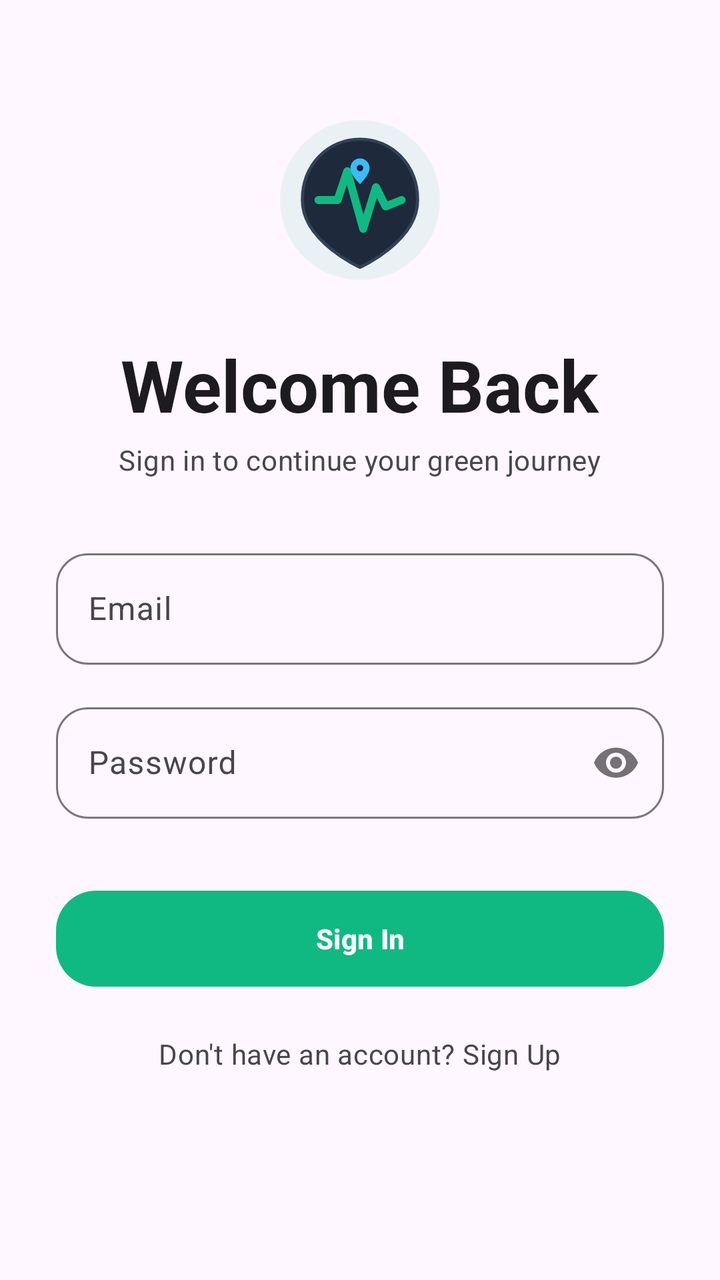
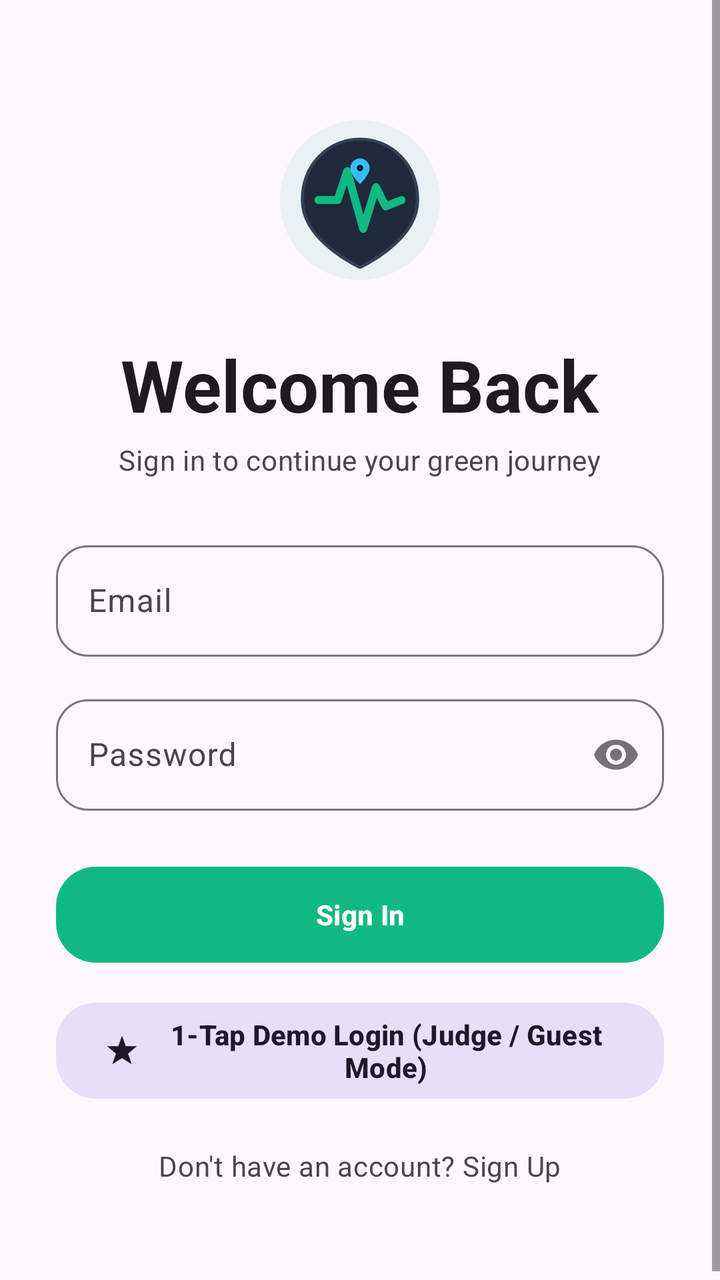

An Android layout rendered at two revisions. The XML below is the earlier revision; the diff shows what the commit changed to produce the second picture.
<!-- AndroidManifest.xml: application theme Theme.UrbanPulse -->
<!-- res/layout/activity_login.xml -->
<?xml version="1.0" encoding="utf-8"?>
<ScrollView
    xmlns:android="http://schemas.android.com/apk/res/android"
    xmlns:app="http://schemas.android.com/apk/res-auto"
    xmlns:tools="http://schemas.android.com/tools"
    android:layout_width="match_parent"
    android:layout_height="match_parent"
    android:background="?attr/colorSurface"
    android:fillViewport="true"
    tools:context=".LoginActivity">

    <LinearLayout
        android:layout_width="match_parent"
        android:layout_height="wrap_content"
        android:orientation="vertical"
        android:padding="28dp"
        android:gravity="center_horizontal">

        <ImageView
            android:id="@+id/logo"
            android:layout_width="96dp"
            android:layout_height="96dp"
            android:src="@drawable/ic_urbanpulse_logo"
            android:layout_marginTop="24dp"
            android:layout_marginBottom="20dp"
            android:contentDescription="@string/app_name" />

        <TextView
            android:id="@+id/titleTextView"
            android:layout_width="wrap_content"
            android:layout_height="wrap_content"
            android:text="Welcome Back"
            android:textAppearance="@style/TextAppearance.Material3.DisplaySmall"
            android:textStyle="bold"
            android:textColor="?attr/colorOnSurface" />

        <TextView
            android:layout_width="wrap_content"
            android:layout_height="wrap_content"
            android:text="Sign in to continue your green journey"
            android:textAppearance="@style/TextAppearance.Material3.BodyMedium"
            android:textColor="?attr/colorOnSurfaceVariant"
            android:layout_marginTop="4dp"
            android:layout_marginBottom="32dp" />

        <com.google.android.material.textfield.TextInputLayout
            android:id="@+id/emailInputLayout"
            style="@style/Widget.Material3.TextInputLayout.OutlinedBox"
            android:layout_width="match_parent"
            android:layout_height="wrap_content"
            android:hint="Email"
            app:boxCornerRadiusTopStart="16dp"
            app:boxCornerRadiusTopEnd="16dp"
            app:boxCornerRadiusBottomStart="16dp"
            app:boxCornerRadiusBottomEnd="16dp">

            <com.google.android.material.textfield.TextInputEditText
                android:id="@+id/emailEditText"
                android:layout_width="match_parent"
                android:layout_height="wrap_content"
                android:inputType="textEmailAddress" />

        </com.google.android.material.textfield.TextInputLayout>

        <com.google.android.material.textfield.TextInputLayout
            android:id="@+id/passwordInputLayout"
            style="@style/Widget.Material3.TextInputLayout.OutlinedBox"
            android:layout_width="match_parent"
            android:layout_height="wrap_content"
            android:layout_marginTop="16dp"
            android:hint="Password"
            app:boxCornerRadiusTopStart="16dp"
            app:boxCornerRadiusTopEnd="16dp"
            app:boxCornerRadiusBottomStart="16dp"
            app:boxCornerRadiusBottomEnd="16dp"
            app:passwordToggleEnabled="true">

            <com.google.android.material.textfield.TextInputEditText
                android:id="@+id/passwordEditText"
                android:layout_width="match_parent"
                android:layout_height="wrap_content"
                android:inputType="textPassword" />

        </com.google.android.material.textfield.TextInputLayout>

        <com.google.android.material.button.MaterialButton
            android:id="@+id/loginButton"
            android:layout_width="match_parent"
            android:layout_height="56dp"
            android:layout_marginTop="32dp"
            android:text="Sign In"
            android:textColor="?attr/colorOnPrimary"
            android:textStyle="bold"
            app:backgroundTint="?attr/colorPrimary"
            app:cornerRadius="20dp"
            style="@style/Widget.Material3.Button" />

        <TextView
            android:id="@+id/signUpPromptTextView"
            android:layout_width="wrap_content"
            android:layout_height="wrap_content"
            android:layout_marginTop="20dp"
            android:layout_marginBottom="24dp"
            android:text="Don't have an account? Sign Up"
            android:textAppearance="?attr/textAppearanceBodyMedium"
            android:textColor="?attr/colorOnSurfaceVariant" />

    </LinearLayout>
</ScrollView>
<!-- resources referenced by this layout -->
<resources>
  <!-- drawable ic_urbanpulse_logo (drawable) -->
  <vector xmlns:android="http://schemas.android.com/apk/res/android"
      android:width="120dp"
      android:height="120dp"
      android:viewportWidth="120"
      android:viewportHeight="120">
  
      
      <path
          android:fillColor="#1510B981"
          android:pathData="M60,10 C87.61,10 110,32.39 110,60 C110,87.61 87.61,110 60,110 C32.39,110 10,87.61 10,60 C10,32.39 32.39,10 60,10 Z" />
  
      
      <path
          android:fillColor="#1E293B"
          android:strokeColor="#334155"
          android:strokeWidth="2"
          android:pathData="M60,22 C80,22 96,38 96,60 C96,86 60,102 60,102 C60,102 24,86 24,60 C24,38 40,22 60,22 Z" />
  
      
      <path
          android:fillColor="#00000000"
          android:strokeColor="#10B981"
          android:strokeWidth="5"
          android:strokeLineCap="round"
          android:strokeLineJoin="round"
          android:pathData="M34,60 L46,60 L52,42 L62,78 L70,52 L76,64 L86,60" />
  
      
      <path
          android:fillColor="#38BDF8"
          android:pathData="M60,34 C63.3,34 66,36.7 66,40 C66,44.5 60,50 60,50 C60,50 54,44.5 54,40 C54,36.7 56.7,34 60,34 Z" />
  
      <path
          android:fillColor="#0F172A"
          android:pathData="M60,38 C61.1,38 62,38.9 62,40 C62,41.1 61.1,42 60,42 C58.9,42 58,41.1 58,40 C58,38.9 58.9,38 60,38 Z" />
  
  </vector>
  <string name="app_name">UrbanPulse</string>
  <style name="Theme.UrbanPulse" parent="Theme.Material3.DayNight.NoActionBar">
          <item name="colorPrimary">@color/primary_green</item>
          <item name="colorSecondary">@color/teal_700</item>
          <item name="android:statusBarColor">?attr/colorSurface</item>
          <item name="android:windowLightStatusBar" tools:targetApi="m">true</item>
      </style>
  <color name="primary_green">#10B981</color>
  <color name="teal_700">#0F766E</color>
</resources>

<!-- the commit's change to res/layout/activity_login.xml (unified diff, before → after) -->
@@ -41,7 +41,7 @@
             android:textAppearance="@style/TextAppearance.Material3.BodyMedium"
             android:textColor="?attr/colorOnSurfaceVariant"
             android:layout_marginTop="4dp"
-            android:layout_marginBottom="32dp" />
+            android:layout_marginBottom="28dp" />
 
         <com.google.android.material.textfield.TextInputLayout
             android:id="@+id/emailInputLayout"
@@ -83,17 +83,30 @@
 
         </com.google.android.material.textfield.TextInputLayout>
 
+        
         <com.google.android.material.button.MaterialButton
             android:id="@+id/loginButton"
             android:layout_width="match_parent"
             android:layout_height="56dp"
-            android:layout_marginTop="32dp"
+            android:layout_marginTop="24dp"
             android:text="Sign In"
             android:textColor="?attr/colorOnPrimary"
             android:textStyle="bold"
             app:backgroundTint="?attr/colorPrimary"
             app:cornerRadius="20dp"
             style="@style/Widget.Material3.Button" />
+
+        
+        <com.google.android.material.button.MaterialButton
+            android:id="@+id/btnDemoLogin"
+            android:layout_width="match_parent"
+            android:layout_height="56dp"
+            android:layout_marginTop="12dp"
+            android:text="1-Tap Demo Login (Judge / Guest Mode)"
+            android:textStyle="bold"
+            app:cornerRadius="20dp"
+            app:icon="@drawable/ic_confetti"
+            style="@style/Widget.Material3.Button.TonalButton" />
 
         <TextView
             android:id="@+id/signUpPromptTextView"
<!-- resource entries referenced after the edit -->
@@ -1,5 +1,15 @@
 <!-- resources referenced by this layout -->
 <resources>
+  <!-- drawable ic_confetti (drawable) -->
+  <vector xmlns:android="http://schemas.android.com/apk/res/android"
+      android:width="24dp"
+      android:height="24dp"
+      android:viewportWidth="24"
+      android:viewportHeight="24">
+    <path
+        android:fillColor="@android:color/white"
+        android:pathData="M12,2L14.5,9L22,9L16,14L18.5,21L12,17L5.5,21L8,14L2,9L9.5,9L12,2Z"/>
+  </vector>
   <!-- drawable ic_urbanpulse_logo (drawable) -->
   <vector xmlns:android="http://schemas.android.com/apk/res/android"
       android:width="120dp"
